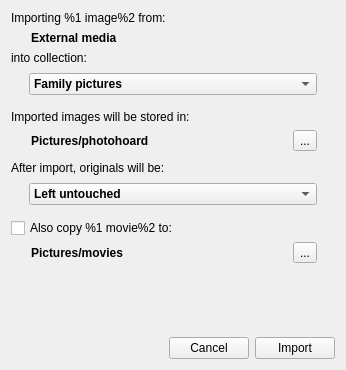
Qt form src/dlg/ImportExternalDialog.ui (wagenadl/photohoard) before a commit.
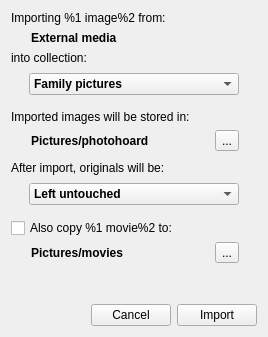
The same form after that commit.

What changed in the file:
```diff
--- a/src/dlg/ImportExternalDialog.ui
+++ b/src/dlg/ImportExternalDialog.ui
@@ -6,8 +6,8 @@
    <rect>
     <x>0</x>
     <y>0</y>
-    <width>346</width>
-    <height>370</height>
+    <width>268</width>
+    <height>337</height>
    </rect>
   </property>
   <property name="windowTitle">
```
Left out of the diff: 2 changed lines with no effect on the pictures.
